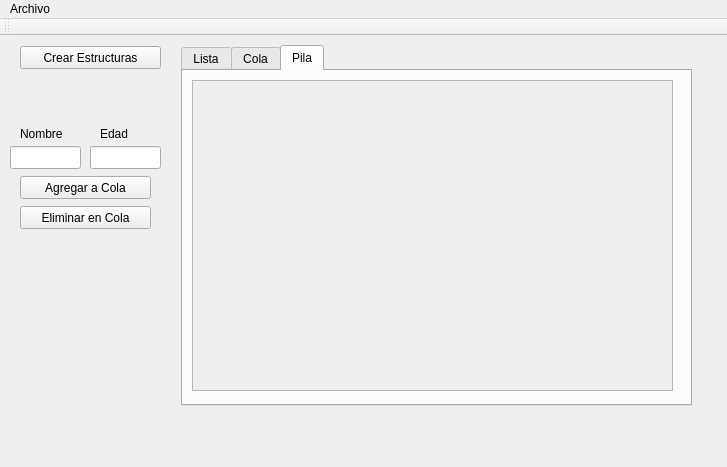
This is mainwindow.ui in SergioFerrer9/Estructuras-de-Datos-en-C- as Qt 5 draws it before an edit. The edited form follows.
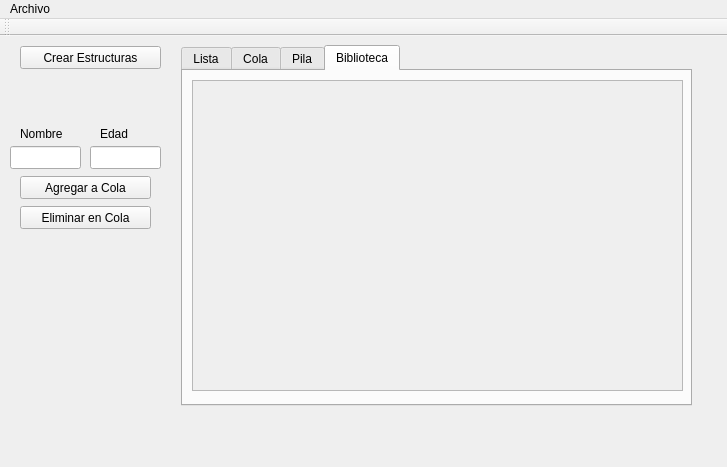
This is the edited form.

Commit message: Imagen de la Biblioteca

Diff of the .ui file:
```diff
--- a/mainwindow.ui
+++ b/mainwindow.ui
@@ -37,7 +37,7 @@
      </rect>
     </property>
     <property name="currentIndex">
-     <number>2</number>
+     <number>3</number>
     </property>
     <widget class="QWidget" name="tab">
      <attribute name="title">
@@ -151,6 +151,43 @@
       </widget>
      </widget>
     </widget>
+    <widget class="QWidget" name="tab_4">
+     <attribute name="title">
+      <string>Biblioteca</string>
+     </attribute>
+     <widget class="QScrollArea" name="scrollArea_4">
+      <property name="geometry">
+       <rect>
+        <x>9</x>
+        <y>9</y>
+        <width>491</width>
+        <height>311</height>
+       </rect>
+      </property>
+      <property name="widgetResizable">
+       <bool>true</bool>
+      </property>
+      <widget class="QWidget" name="scrollAreaWidgetContents_3">
+       <property name="geometry">
+        <rect>
+         <x>0</x>
+         <y>0</y>
+         <width>489</width>
+         <height>309</height>
+        </rect>
+       </property>
+       <layout class="QGridLayout" name="gridLayout_5">
+        <item row="0" column="0">
+         <widget class="QLabel" name="label_6">
+          <property name="text">
+           <string/>
+          </property>
+         </widget>
+        </item>
+       </layout>
+      </widget>
+     </widget>
+    </widget>
    </widget>
    <widget class="QPushButton" name="pushButton_2">
     <property name="geometry">
```
Left out of the diff: 2 changed lines with no effect on the pictures. The commit also changes 5 other files.
